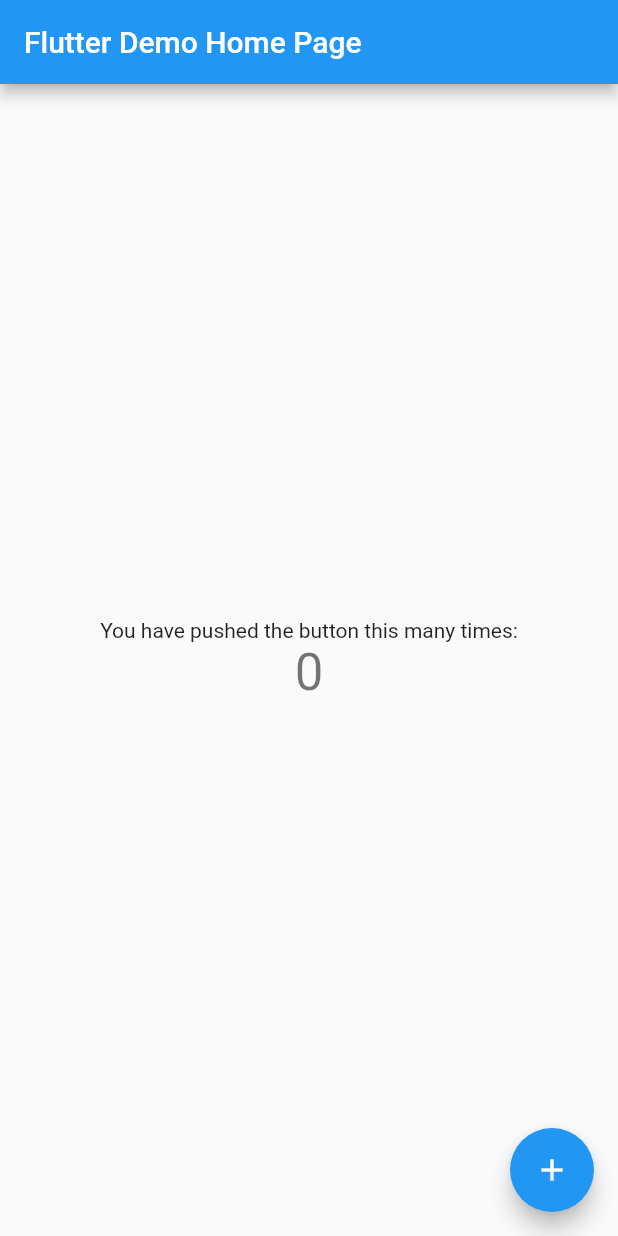
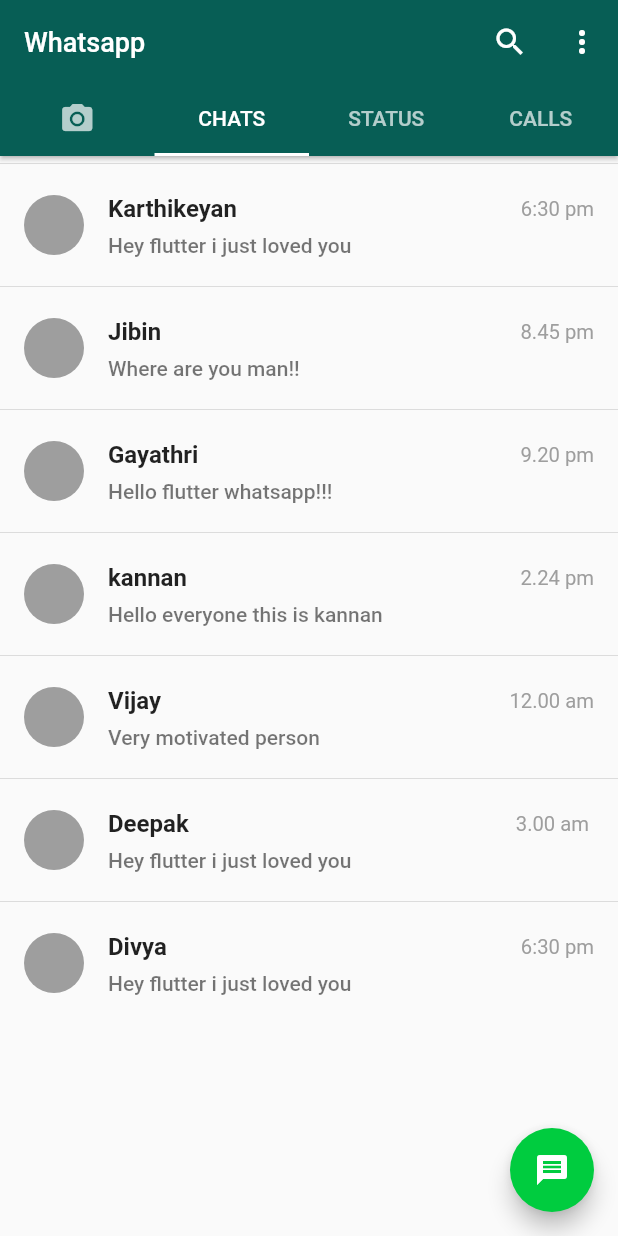
Before and after one commit to HrithikKeyan/Flutter-Whatsapp-UI-clone, a Flutter app: the screen it shows after launch, on a phone screen of 412 x 824 dp. Run offline on Flutter 3.47's test engine with Material 2 defaults, Android fonts, the phone set to English and light mode, and no system bars.

Commit message:
All the screen User interface completed without avatar changes only

```diff
--- a/lib/main.dart
+++ b/lib/main.dart
@@ -1,111 +1,19 @@
 import 'package:flutter/material.dart';
+import 'package:whatsapp/whatsapp_home.dart';
 
-void main() => runApp(MyApp());
+void main() => runApp(Myapp());
 
-class MyApp extends StatelessWidget {
-  // This widget is the root of your application.
+class Myapp extends StatelessWidget {
   @override
   Widget build(BuildContext context) {
-    return MaterialApp(
-      title: 'Flutter Demo',
-      theme: ThemeData(
-        // This is the theme of your application.
-        //
-        // Try running your application with "flutter run". You'll see the
-        // application has a blue toolbar. Then, without quitting the app, try
-        // changing the primarySwatch below to Colors.green and then invoke
-        // "hot reload" (press "r" in the console where you ran "flutter run",
-        // or simply save your changes to "hot reload" in a Flutter IDE).
-        // Notice that the counter didn't reset back to zero; the application
-        // is not restarted.
-        primarySwatch: Colors.blue,
+    return new MaterialApp(
+      title: "WSP Clone",
+      debugShowCheckedModeBanner: false,
+      theme: new ThemeData(
+        primaryColor: new Color(0xff075E55),
+        accentColor: new Color(0xff00CC3F),
       ),
-      home: MyHomePage(title: 'Flutter Demo Home Page'),
+      home: new WhatsappHome(),
     );
   }
 }
-
-class MyHomePage extends StatefulWidget {
-  MyHomePage({Key key, this.title}) : super(key: key);
-
-  // This widget is the home page of your application. It is stateful, meaning
-  // that it has a State object (defined below) that contains fields that affect
-  // how it looks.
-
-  // This class is the configuration for the state. It holds the values (in this
-  // case the title) provided by the parent (in this case the App widget) and
-  // used by the build method of the State. Fields in a Widget subclass are
-  // always marked "final".
-
-  final String title;
-
-  @override
-  _MyHomePageState createState() => _MyHomePageState();
-}
-
-class _MyHomePageState extends State<MyHomePage> {
-  int _counter = 0;
-
-  void _incrementCounter() {
-    setState(() {
-      // This call to setState tells the Flutter framework that something has
-      // changed in this State, which causes it to rerun the build method below
-      // so that the display can reflect the updated values. If we changed
-      // _counter without calling setState(), then the build method would not be
-      // called again, and so nothing would appear to happen.
-      _counter++;
-    });
-  }
-
-  @override
-  Widget build(BuildContext context) {
-    // This method is rerun every time setState is called, for instance as done
-    // by the _incrementCounter method above.
-    //
-    // The Flutter framework has been optimized to make rerunning build methods
-    // fast, so that you can just rebuild anything that needs updating rather
-    // than having to individually change instances of widgets.
-    return Scaffold(
-      appBar: AppBar(
-        // Here we take the value from the MyHomePage object that was created by
-        // the App.build method, and use it to set our appbar title.
-        title: Text(widget.title),
-      ),
-      body: Center(
-        // Center is a layout widget. It takes a single child and positions it
-        // in the middle of the parent.
-        child: Column(
-          // Column is also a layout widget. It takes a list of children and
-          // arranges them vertically. By default, it sizes itself to fit its
-          // children horizontally, and tries to be as tall as its parent.
-          //
-          // Invoke "debug painting" (press "p" in the console, choose the
-          // "Toggle Debug Paint" action from the Flutter Inspector in Android
-          // Studio, or the "Toggle Debug Paint" command in Visual Studio Code)
-          // to see the wireframe for each widget.
-          //
-          // Column has various properties to control how it sizes itself and
-          // how it positions its children. Here we use mainAxisAlignment to
-          // center the children vertically; the main axis here is the vertical
-          // axis because Columns are vertical (the cross axis would be
-          // horizontal).
-          mainAxisAlignment: MainAxisAlignment.center,
-          children: <Widget>[
-            Text(
-              'You have pushed the button this many times:',
-            ),
-            Text(
-              '$_counter',
-              style: Theme.of(context).textTheme.display1,
-            ),
-          ],
-        ),
-      ),
-      floatingActionButton: FloatingActionButton(
-        onPressed: _incrementCounter,
-        tooltip: 'Increment',
-        child: Icon(Icons.add),
-      ), // This trailing comma makes auto-formatting nicer for build methods.
-    );
-  }
-}
--- /dev/null
+++ b/lib/models/chat_models.dart
@@ -0,0 +1,49 @@
+class ChatModels {
+  final String name;
+  final String message;
+  final String time;
+  final String avatarurl;
+
+ChatModels({this.name,this.message,this.avatarurl,this.time});
+
+}
+
+List <ChatModels> dummyData = [
+  new ChatModels(
+    name: "Karthikeyan",
+    message: "Hey flutter i just loved you",
+    time: "6:30 pm"
+
+  ),
+  new ChatModels(
+    name: "Jibin",
+    message: "Where are you man!!",
+    time: "8.45 pm"
+  ),
+  new ChatModels(
+    name: "Gayathri",
+    message: "Hello flutter whatsapp!!!",
+    time: "9.20 pm"
+  ),
+   new ChatModels(
+    name: "kannan",
+    message: "Hello everyone this is kannan",
+    time: "2.24 pm"
+  ),
+   new ChatModels(
+    name: "Vijay",
+    message: "Very motivated person",
+    time: "12.00 am"
+  ),
+   new ChatModels(
+    name: "Deepak",
+    message: "Hey flutter i just loved you",
+    time: "3.00 am "
+  ),
+   new ChatModels(
+    name: "Divya",
+    message: "Hey flutter i just loved you",
+    time: "6:30 pm"
+  ),
+
+];
--- /dev/null
+++ b/lib/screens/chats_screen.dart
@@ -0,0 +1,46 @@
+import 'package:flutter/material.dart';
+import 'package:whatsapp/models/chat_models.dart';
+
+class ChatsScreen extends StatefulWidget {
+  @override
+  _ChatsScreenState createState() => _ChatsScreenState();
+}
+
+class _ChatsScreenState extends State<ChatsScreen> {
+  @override
+  Widget build(BuildContext context) {
+    return new ListView.builder(
+      itemCount: dummyData.length,
+      itemBuilder: (context, i) => new Column(
+        children: <Widget>[
+          new Divider(
+            height: 10.0,
+          ),
+          new ListTile(
+            leading: new CircleAvatar(
+              foregroundColor: Theme.of(context).primaryColor,
+              backgroundColor: Colors.grey,
+            ),
+            title: Row(
+              mainAxisAlignment: MainAxisAlignment.spaceBetween,
+              children: <Widget>[
+                new Text(
+                  dummyData[i].name,
+                  style: TextStyle(fontWeight: FontWeight.bold),
+                ),
+                new Text(
+                  dummyData[i].time,
+                  style: TextStyle(color: Colors.grey, fontSize: 13.5),
+                ),
+              ],
+            ),
+            subtitle: new Container(
+              padding: EdgeInsets.only(top:6.8),
+              child: new Text(dummyData[i].message, style: TextStyle(fontWeight: FontWeight.w500)),
+            ),
+          ),
+        ],
+      ),
+    );
+  }
+}
--- /dev/null
+++ b/lib/whatsapp_home.dart
@@ -0,0 +1,64 @@
+import 'package:flutter/material.dart';
+import 'package:whatsapp/screens/camera_screen.dart';
+import 'package:whatsapp/screens/chats_screen.dart';
+import 'package:whatsapp/screens/status_screen.dart';
+import 'package:whatsapp/screens/calls_screen.dart';
+
+class WhatsappHome extends StatefulWidget {
+  @override
+  _WhatsappHomeState createState() => _WhatsappHomeState();
+}
+
+class _WhatsappHomeState extends State<WhatsappHome>
+    with SingleTickerProviderStateMixin {
+  TabController _tabController;
+
+  @override
+  void initState() {
+    super.initState();
+     _tabController =  new  TabController(vsync: this, initialIndex: 1, length: 4);
+
+  }
+
+  @override
+  Widget build(BuildContext context) {
+    return new Scaffold(
+      appBar: new AppBar(
+        title: new Text("Whatsapp",  style: new TextStyle(fontSize: 18.0),),
+        elevation: 1.3,
+        bottom: TabBar(
+          controller: _tabController,
+          indicatorColor: Colors.white,
+          tabs: <Widget>[
+            new Tab(icon: Icon(Icons.camera_alt)),
+            new Tab(text:"CHATS"),
+            new Tab(text:"STATUS"),
+            new Tab(text:"CALLS"),
+          ],
+        ),
+        actions: <Widget>[
+          IconButton(
+            icon: Icon(Icons.search),
+            onPressed: () {},
+          ),
+          IconButton(icon: Icon(Icons.more_vert), onPressed: () {})
+        ],
+      ),
+      body: TabBarView(
+        controller: _tabController,
+        children: <Widget>[
+          new CameraScreen(
+
+          ),
+          new ChatsScreen(),
+          new StatusScreen(),
+          new CallsScreen(),
+        ],
+      ),
+       floatingActionButton: FloatingActionButton(onPressed: ()=> print("FAB clicked"),
+      child: Icon(Icons.message, color: Colors.white,),
+      ),
+
+    );
+  }
+}
```
Also changed, not shown: lib/models/call_models.dart (added, +58 -0 lines), lib/models/status_models.dart (added, +51 -0 lines), lib/screens/calls_screen.dart (added, +67 -0 lines), lib/screens/camera_screen.dart (added, +12 -0 lines), lib/screens/status_screen.dart (added, +47 -0 lines).
